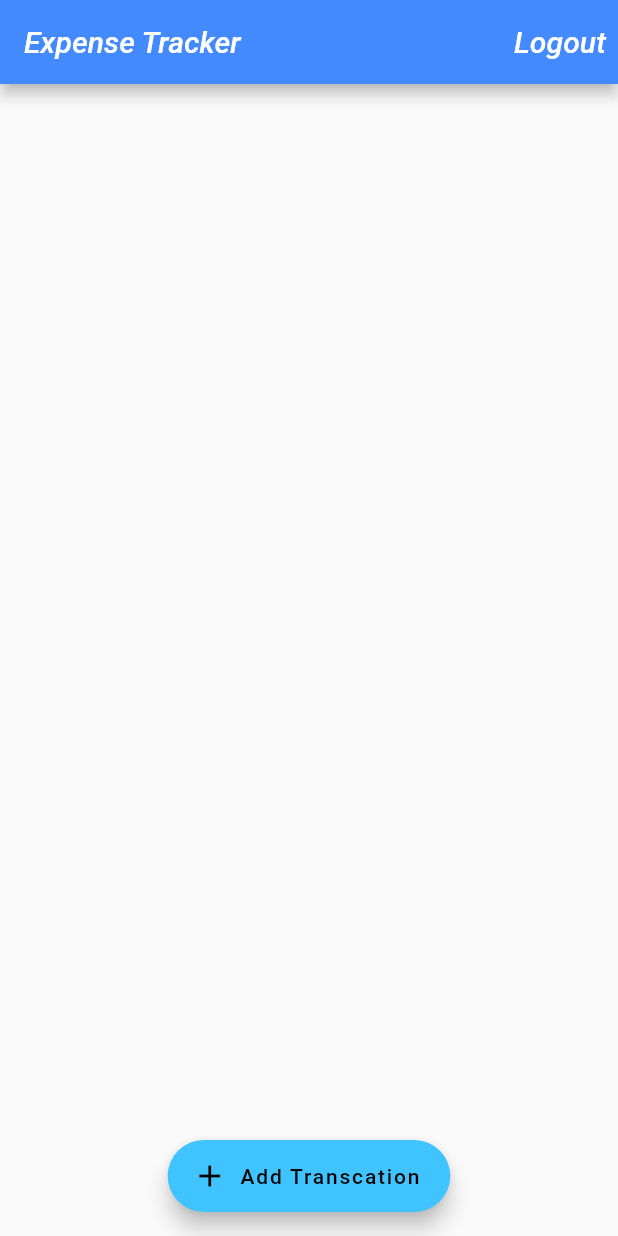
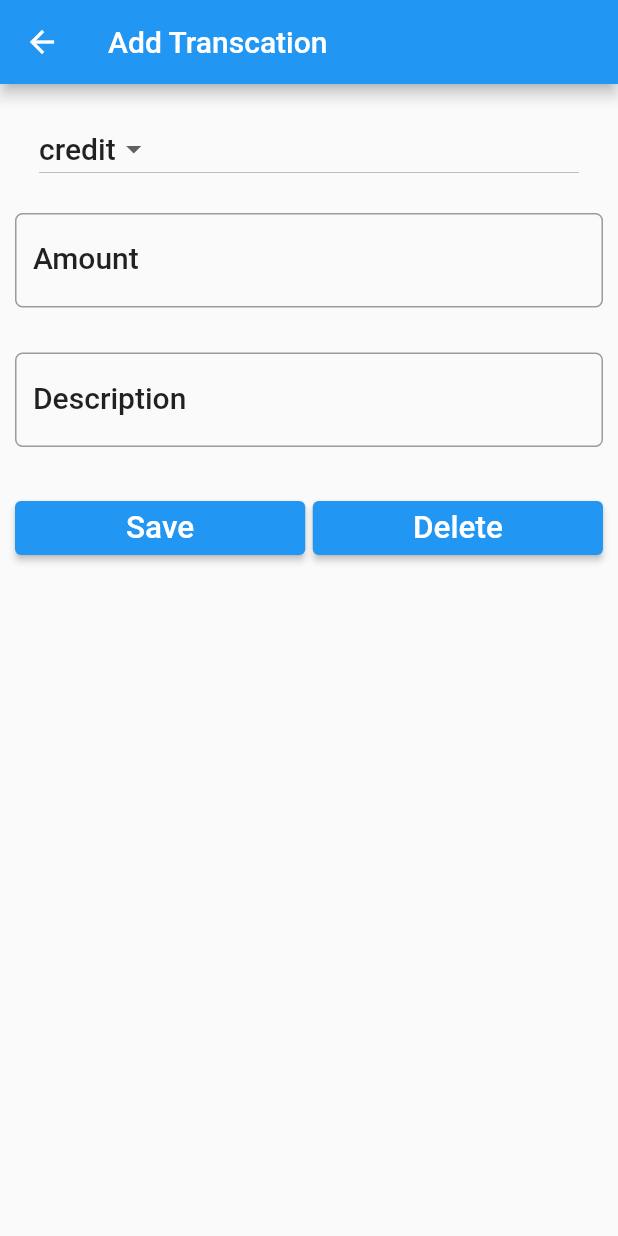
Before and after one commit to aron5073/assignment, a Flutter app: the HomeScreen screen opened directly, after a tap on "Add Transcation", on a phone screen of 412 x 824 dp. Run offline on Flutter 3.47's test engine with Material 2 defaults, Android fonts, the phone set to English and light mode, and no system bars; our stand-ins replace cloud_firestore, firebase_auth, firebase_core, fluttertoast; accounts and stored records are empty.

Commit message:
add transcation  ui part done and all the data is fetched from the all the documents problem in single user still occurs

```diff
--- /dev/null
+++ b/lib/src/screens/add_transcation.dart
@@ -0,0 +1,128 @@
+import 'package:flutter/material.dart';
+
+class addTranscation extends StatefulWidget {
+  @override
+  _addTranscationState createState() => _addTranscationState();
+}
+
+class _addTranscationState extends State<addTranscation> {
+  static var _transcationtype = ['credit', 'debit'];
+
+  TextEditingController amountController = TextEditingController();
+  TextEditingController descriptionController = TextEditingController();
+
+  @override
+  Widget build(BuildContext context) {
+    TextStyle textStyle = Theme.of(context).textTheme.headline6;
+
+    return Scaffold(
+      appBar: AppBar(
+        title: Text('Add Transcation'),
+      ),
+      body: Padding(
+        padding: EdgeInsets.only(top: 15.0, left: 10.0, right: 10.0),
+        child: ListView(
+          children: [
+            //Transcation type
+            ListTile(
+              title: DropdownButton(
+                items: _transcationtype.map((String dropDownStringItem) {
+                  return DropdownMenuItem<String>(
+                    value: dropDownStringItem,
+                    child: Text(dropDownStringItem),
+                  );
+                }).toList(),
+                style: textStyle,
+                value: 'credit',
+                onChanged: (valueSelectedByUser) {
+                  setState(() {
+                    debugPrint(
+                        'transcation type selected $valueSelectedByUser');
+                  });
+                },
+              ),
+            ),
+
+            //writing code for amount section
+            Padding(
+              padding: EdgeInsets.only(top: 15.0, bottom: 15.0),
+              child: TextField(
+                controller: amountController,
+                style: textStyle,
+                onChanged: (value) {
+                  debugPrint('something changed in amount box');
+                },
+                decoration: InputDecoration(
+                    labelText: 'Amount',
+                    labelStyle: textStyle,
+                    border: OutlineInputBorder(
+                      borderRadius: BorderRadius.circular(5.0),
+                    )),
+              ),
+            ),
+
+            //writing code for the amount description box
+
+            Padding(
+              padding: EdgeInsets.only(top: 15.0, bottom: 15.0),
+              child: TextField(
+                controller: descriptionController,
+                style: textStyle,
+                onChanged: (value) {
+                  debugPrint('something changed in description box');
+                },
+                decoration: InputDecoration(
+                    labelText: 'Description',
+                    labelStyle: textStyle,
+                    border: OutlineInputBorder(
+                      borderRadius: BorderRadius.circular(5.0),
+                    )),
+              ),
+            ),
+
+            //making buttons to save or cancel
+            Padding(
+              padding: EdgeInsets.only(
+                top: 15.0,
+                bottom: 15.0,
+              ),
+              child: Row(
+                children: [
+                  Expanded(
+                    child: ElevatedButton(
+                      child: Text(
+                        'Save',
+                        textScaleFactor: 1.5,
+                      ),
+                      onPressed: () {
+                        setState(() {
+                          debugPrint('changes done in save vutton');
+                        });
+                      },
+                    ),
+                  ),
+                  Container(
+                    width: 5.0,
+                  ),
+                  Expanded(
+                    child: ElevatedButton(
+                      child: Text(
+                        'Delete',
+                        textScaleFactor: 1.5,
+                      ),
+                      onPressed: () {
+                        setState(() {
+                          debugPrint('changes done in save vutton');
+                        });
+                      },
+                    ),
+                  ),
+                ],
+              ),
+            )
+          ],
+        ),
+      ),
+    );
+  }
+}
--- a/lib/src/screens/home.dart
+++ b/lib/src/screens/home.dart
@@ -1,8 +1,8 @@
+import 'package:assignment/src/screens/add_transcation.dart';
 import 'package:assignment/src/screens/database.dart';
 import 'package:assignment/src/screens/login.dart';
 import 'package:firebase_auth/firebase_auth.dart';
 import 'package:flutter/material.dart';
-import 'package:cloud_firestore/cloud_firestore.dart';
 
 class HomeScreen extends StatefulWidget {
   @override
@@ -49,7 +49,11 @@ class _HomeScreenState extends State<HomeScreen> {
         backgroundColor: Colors.lightBlueAccent,
         foregroundColor: Colors.black,
         onPressed: () {
-          fetchData(); //it will fetch all the collection data
+          //it will fetch all the collection data
+          fetchData();
+          Navigator.push(context, MaterialPageRoute(builder: (context) {
+            return addTranscation();
+          }));
           //form will appear up for making changes in the database
         },
         icon: Icon(Icons.add),
```
